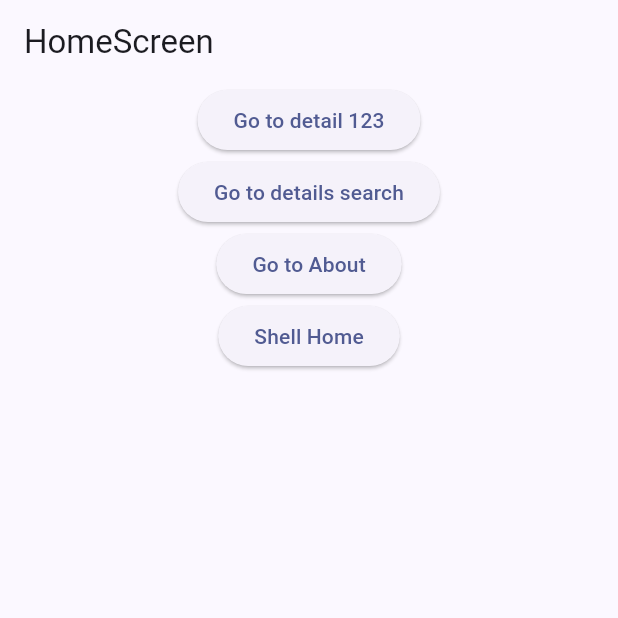
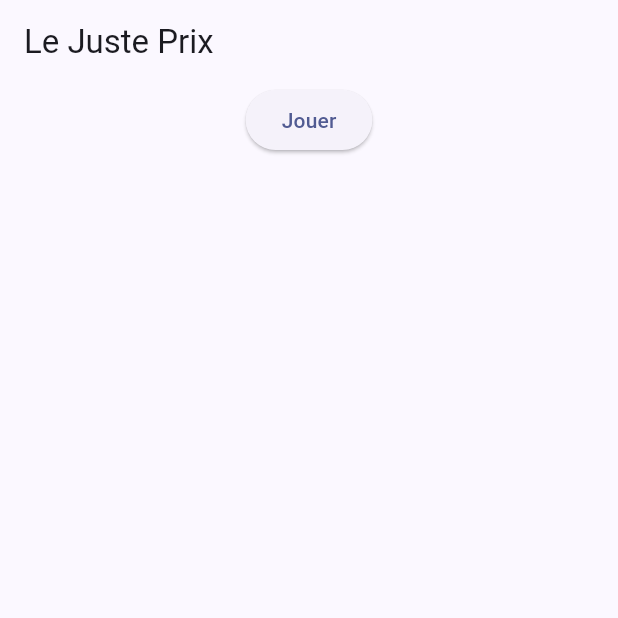
Before and after one commit to MalleronDaniel/Mobile_DEPONT_MALLERON, a Flutter app: the screen it shows after launch, on a phone screen of 412 x 824 dp, the top half of it. Run offline on Flutter 3.47's test engine with Material 3 defaults, Android fonts, the phone set to English and light mode, and no system bars; our stand-ins replace go_router; missing offline and left inert: dart:js.

Commit message:
Ajout de la NavBar

```diff
--- a/TP_Noté/lib/router/app_router.dart
+++ b/TP_Noté/lib/router/app_router.dart
@@ -4,9 +4,7 @@ import 'dart:ui';
 import 'package:flutter/cupertino.dart';
 import 'package:go_router/go_router.dart';
 import 'package:td3/router/shell_routes.dart';
-import 'package:td3/ui/aboutscreen.dart';
 import 'package:td3/ui/homesreen.dart';
-import 'package:td3/ui/detailssreen.dart';
 
 final GlobalKey<NavigatorState> _routenavigatorkey = GlobalKey<NavigatorState>();
 final GlobalKey<NavigatorState> _shellnavigatorkey = GlobalKey<NavigatorState>();
@@ -27,12 +25,6 @@ final router = GoRouter(
           name: 'home',
           builder: (context, state) => const HomeScreen(),
           routes: <RouteBase> [
-            GoRoute(
-                path: 'about',
-                builder: (context, state) {
-                  return const AboutScreen();
-                }
-            ),
             ShellRoute(
                 navigatorKey: _shellnavigatorkey,
                 builder: (BuildContext context, GoRouterState state, Widget child) {
@@ -40,71 +32,27 @@ final router = GoRouter(
                 },
                 routes: [
                   GoRoute(
-                      path: 'a',
+                      path: 'Scores',
                       builder: (context, state) {
                         return const ScreenA();
                       },
-                      routes: [
-                        GoRoute(
-                            parentNavigatorKey: _routenavigatorkey,
-                            path: "details",
-                            builder: (BuildContext context,GoRouterState state){
-                              return const DetailSreenNavBar(label: "A");
-                            }
-                        )
-                      ]
                   ),
                   GoRoute(
-                      path: 'b',
+                      path: 'Jouer',
                       builder: (context, state) {
                         return const ScreenB();
                       },
-                      routes: [
-                        GoRoute(
-                          parentNavigatorKey: _routenavigatorkey,
-                            path: "details",
-                            builder: (BuildContext context,GoRouterState state){
-                              return const DetailSreenNavBar(label: "B");
-                            }
-                        )
-                      ]
                   ),
                   GoRoute(
-                      path: 'c',
+                      path: 'Regles',
                       builder: (context, state) {
                         return const ScreenC();
                       },
-                      routes: [
-                        GoRoute(
-                            parentNavigatorKey: _routenavigatorkey,
-                            path: "details",
-                          builder: (BuildContext context,GoRouterState state){
-                            return const DetailSreenNavBar(label: "C");
-                          }
-                        )
-                      ]
-
                   ),
                 ]
             )
 
           ]
       ),
-      GoRoute(
-        path: '/details/:id',
-        name: 'details-on-id',
-        builder: (context, state) {
-          final id = state.pathParameters["id"];
-          return DetailScreen(id: int.parse(id!));
-        },
-      ),
-      GoRoute(
-        path: '/details',
-        name: 'details',
-        builder: (context, state) {
-          final id = state.uri.queryParameters['search'];
-          return DetailScreen(id: int.parse(id!));
-        },
-      ),
     ]
 );
--- a/TP_Noté/lib/router/shell_routes.dart
+++ b/TP_Noté/lib/router/shell_routes.dart
@@ -10,22 +10,22 @@ class ScaffoldWithNavBar extends StatelessWidget {
   Widget build(BuildContext context) {
     return Scaffold(
       appBar: AppBar(
-        title: const Text("Shell Routes"),
+        title: const Text("Le Juste Prix"),
       ),
       body: child,
       bottomNavigationBar: BottomNavigationBar(
         items: const [
           BottomNavigationBarItem(
-            icon: Icon(Icons.home),
-            label: "Screen A",
+            icon: Icon(Icons.score),
+            label: "Scores",
           ),
           BottomNavigationBarItem(
-            icon: Icon(Icons.add),
-            label: "Screen B",
+            icon: Icon(Icons.play_arrow),
+            label: "Jouer",
           ),
           BottomNavigationBarItem(
-            icon: Icon(Icons.home),
-            label: "Screen C",
+            icon: Icon(Icons.rule),
+            label: "Regles",
           ),
         ],
         currentIndex: _calculatorSelectedIndex(context),
@@ -39,13 +39,13 @@ class ScaffoldWithNavBar extends StatelessWidget {
         .of(context)
         .uri
         .toString();
-    if (location.startsWith("/home/a")) {
+    if (location.startsWith("/home/Scores")) {
       return 0;
     }
-    if (location.startsWith("/home/b")) {
+    if (location.startsWith("/home/Jouer")) {
       return 1;
     }
-    if (location.startsWith("/home/c")) {
+    if (location.startsWith("/home/Regles")) {
       return 2;
     }
     return 0;
@@ -54,15 +54,15 @@ class ScaffoldWithNavBar extends StatelessWidget {
   void _onItemTapped(int index, BuildContext context) {
     switch (index) {
       case 0:
-        GoRouter.of(context).go("/home/a");
+        GoRouter.of(context).go("/home/Scores");
         break;
 
       case 1:
-        GoRouter.of(context).go("/home/b");
+        GoRouter.of(context).go("/home/Jouer");
         break;
 
       case 2:
-        GoRouter.of(context).go("/home/c");
+        GoRouter.of(context).go("/home/Regles");
         break;
     }
   }
@@ -80,11 +80,6 @@ class ScreenA extends StatelessWidget {
         child: Column(
           children: [
             const Text("Screen A"),
-            TextButton(
-                onPressed: (){
-                  GoRouter.of(context).go('/home/a/details');
-                },
-                child: const Text('Go to Detail'))
           ],
         ),
       ),
@@ -103,11 +98,6 @@ class ScreenB extends StatelessWidget {
         child: Column(
           children: [
             const Text("Screen B"),
-            TextButton(
-                onPressed: (){
-                  GoRouter.of(context).go('/home/b/details');
-                },
-                child: const Text('Go to Detail'))
           ],
         ),
       ),
@@ -126,33 +116,9 @@ class ScreenC extends StatelessWidget {
         child: Column(
           children: [
             const Text("Screen C"),
-            TextButton(
-                onPressed: (){
-                  GoRouter.of(context).go('/home/c/details');
-
-                },
-                child: const Text('Go to Detail'))
           ],
         ),
       ),
     );
   }
 }
-
-class DetailSreenNavBar extends StatelessWidget{
-  final String label;
-
-  const DetailSreenNavBar({required this.label,super.key});
-  @override
-  Widget build(BuildContext context) {
-    return Scaffold(
-      appBar: AppBar(
-        title: const Text('Detail Screen'),
-      ),
-      body: Center(
-        child: Text('Detail for $label'),
-      ),
-    );
-  }
-
-}
--- a/TP_Noté/lib/ui/aboutscreen.dart
+++ /dev/null
@@ -1,36 +0,0 @@
-import 'dart:ui';
-
-import 'package:flutter/material.dart';
-import 'package:go_router/go_router.dart';
-
-class AboutScreen extends StatelessWidget {
-
-  const AboutScreen(
-      {super.key}
-      );
-
-  @override
-  Widget build(BuildContext context) {
-    return Scaffold(
-      appBar: AppBar(
-        title: const Text("AboutScreen"),
-      ),
-      body: Center(
-        child: Column(
-          children: [
-            const Text("Aller à la page d'accueil"),
-            ElevatedButton(
-              onPressed: () => context.go('/home'),
-              child: const Text("Go to home"),
-            ),
-            const Text("Voir l'id 123"),
-            ElevatedButton(
-              onPressed: () => context.go('/details/123'),
-              child: const Text("Go to details by id"),
-            ),
-          ],
-        ),
-      ),
-    );
-  }
-}
--- a/TP_Noté/lib/ui/homesreen.dart
+++ b/TP_Noté/lib/ui/homesreen.dart
@@ -8,26 +8,14 @@ class HomeScreen extends StatelessWidget {
   Widget build(BuildContext context) {
     return Scaffold(
       appBar: AppBar(
-        title: const Text("HomeScreen"),
+        title: const Text("Le Juste Prix"),
       ),
       body: Center(
         child: Column(
           children: [
             ElevatedButton(
-              onPressed: () => context.go('/details/123'),
-              child: const Text("Go to detail 123"),
-            ),
-            ElevatedButton(
-              onPressed: () => context.go('/details?search=124'),
-              child: const Text("Go to details search"),
-            ),
-            ElevatedButton(
-              onPressed: () => context.go('/home/about'),
-              child: const Text("Go to About"),
-            ),
-            ElevatedButton(
-              onPressed: () => context.go('/home/a'),
-              child: const Text("Shell Home"),
+              onPressed: () => context.go('/home/Jouer'),
+              child: const Text("Jouer"),
             ),
           ],
         ),
```
Also changed, not shown: TP_Noté/lib/ui/detailssreen.dart (deleted, +0 -32 lines), TP_Noté/pubspec.lock.
